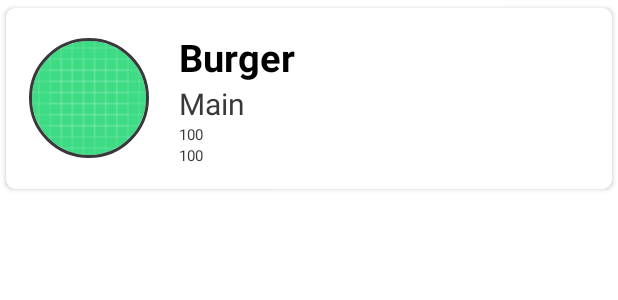
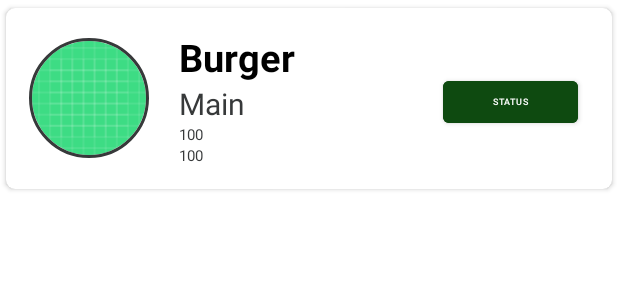
Before and after one commit to DmetroSK/Night-Cafe-Admin-App, an Android app: the layout food_item.xml on its own in the app's theme, with its tools: preview values and no code run, on a phone screen of 412 x 824 dp. Shown: the top 300 px of the screen. Run offline under Robolectric (Android 15) with nearby library versions, the phone set to English and light mode, and no system bars.

Commit message:
Food status button add change database value

```diff
--- a/app/src/main/java/com/nightcafeadmin/app/fooditems/UploadItem.java
+++ b/app/src/main/java/com/nightcafeadmin/app/fooditems/UploadItem.java
@@ -7,14 +7,16 @@ public class UploadItem {
     public String category;
     public String regular;
     public String large;
+    public String status;
 
-    public UploadItem(String url, String name,String category,String regular,String large) {
+    public UploadItem(String url, String name,String category,String regular,String large,String status) {
 
         this.image = url;
         this.name = name;
         this.category = category;
         this.regular = regular;
         this.large = large;
+        this.status = status;
 
     }
 
@@ -37,4 +39,6 @@ public class UploadItem {
     public String getLarge() {
         return large;
     }
+
+    public String getStatus() {return status;}
 }
--- a/app/src/main/res/layout/food_item.xml
+++ b/app/src/main/res/layout/food_item.xml
@@ -8,6 +8,7 @@
     app:cardUseCompatPadding="true">
 
     <RelativeLayout
+        android:id="@+id/framelayout"
         android:layout_width="match_parent"
         android:layout_height="wrap_content"
         android:padding="15dp">
@@ -25,7 +26,7 @@
             android:id="@+id/name"
             android:layout_toRightOf="@id/image"
             android:layout_marginLeft="20dp"
-            android:layout_width="match_parent"
+            android:layout_width="wrap_content"
             android:layout_height="wrap_content"
             android:text="Burger"
             android:textStyle="bold"
@@ -37,7 +38,7 @@
             android:layout_toRightOf="@id/image"
             android:layout_below="@id/name"
             android:layout_marginLeft="20dp"
-            android:layout_width="match_parent"
+            android:layout_width="wrap_content"
             android:layout_height="wrap_content"
             android:text="Main"
             android:textSize="20dp"
@@ -48,7 +49,7 @@
             android:layout_toRightOf="@id/image"
             android:layout_below="@id/category"
             android:layout_marginLeft="20dp"
-            android:layout_width="match_parent"
+            android:layout_width="wrap_content"
             android:layout_height="wrap_content"
             android:text="100"
             android:textSize="10dp"
@@ -58,12 +59,23 @@
             android:layout_toRightOf="@id/image"
             android:layout_below="@id/regularprice"
             android:layout_marginLeft="20dp"
-            android:layout_width="match_parent"
+            android:layout_width="wrap_content"
             android:layout_height="wrap_content"
             android:text="100"
             android:textSize="10dp"
             android:textColor="@color/ash"/>
 
+        <Button
+            android:id="@+id/btnStatus"
+            android:layout_width="90dp"
+            android:layout_height="40dp"
+            android:layout_below="@id/name"
+            android:layout_alignParentEnd="true"
+            android:layout_marginTop="-7dp"
+            android:layout_marginEnd="7dp"
+            android:backgroundTint="@color/green"
+            android:text="Status"
+            android:textSize="6sp" />
 
     </RelativeLayout>
 
```
Also changed, not shown: app/src/main/java/com/nightcafeadmin/app/fooditems/AddItemsActivity.java (+2 -5 lines), app/src/main/java/com/nightcafeadmin/app/fooditems/FoodItemAdapter.java (+42 -13 lines), app/src/main/java/com/nightcafeadmin/app/fooditems/ItemModel.java (+8 -1 lines).
